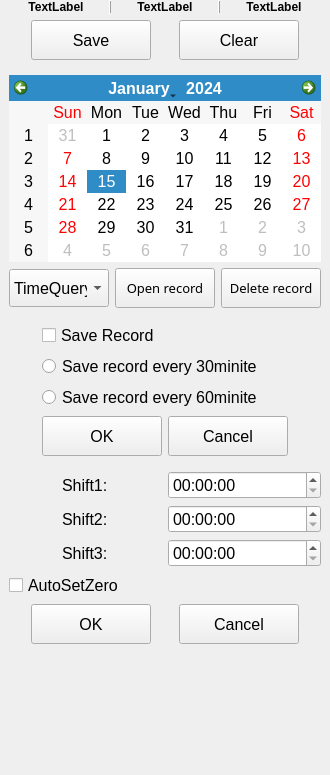
zhuojiahu/yanzheng, file countset.ui: the form before one commit.
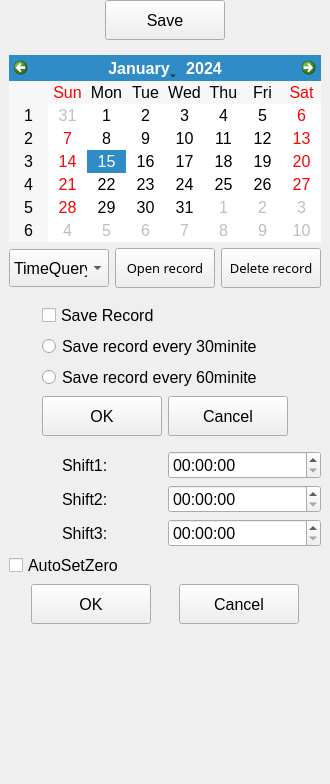
The form after the commit. Custom widgets are drawn as their Qt base class.

```diff
--- a/countset.ui
+++ b/countset.ui
@@ -7,7 +7,7 @@
     <x>0</x>
     <y>0</y>
     <width>330</width>
-    <height>775</height>
+    <height>784</height>
    </rect>
   </property>
   <property name="minimumSize">
@@ -40,84 +40,6 @@
       <property name="topMargin">
        <number>0</number>
       </property>
-      <item>
-       <layout class="QHBoxLayout" name="Layout_countTitle"/>
-      </item>
-      <item>
-       <layout class="QHBoxLayout" name="horizontalLayout_7">
-        <item>
-         <widget class="QLabel" name="label_total">
-          <property name="font">
-           <font>
-            <pointsize>9</pointsize>
-            <weight>75</weight>
-            <bold>true</bold>
-           </font>
-          </property>
-          <property name="text">
-           <string>TextLabel</string>
-          </property>
-          <property name="alignment">
-           <set>Qt::AlignCenter</set>
-          </property>
-         </widget>
-        </item>
-        <item>
-         <widget class="QFrame" name="frame">
-          <property name="frameShape">
-           <enum>QFrame::VLine</enum>
-          </property>
-          <property name="frameShadow">
-           <enum>QFrame::Raised</enum>
-          </property>
-         </widget>
-        </item>
-        <item>
-         <widget class="QLabel" name="label_failur">
-          <property name="font">
-           <font>
-            <pointsize>9</pointsize>
-            <weight>75</weight>
-            <bold>true</bold>
-           </font>
-          </property>
-          <property name="text">
-           <string>TextLabel</string>
-          </property>
-          <property name="alignment">
-           <set>Qt::AlignCenter</set>
-          </property>
-         </widget>
-        </item>
-        <item>
-         <widget class="QFrame" name="frame_2">
-          <property name="frameShape">
-           <enum>QFrame::VLine</enum>
-          </property>
-          <property name="frameShadow">
-           <enum>QFrame::Raised</enum>
-          </property>
-         </widget>
-        </item>
-        <item>
-         <widget class="QLabel" name="label_failurRate">
-          <property name="font">
-           <font>
-            <pointsize>9</pointsize>
-            <weight>75</weight>
-            <bold>true</bold>
-           </font>
-          </property>
-          <property name="text">
-           <string>TextLabel</string>
-          </property>
-          <property name="alignment">
-           <set>Qt::AlignCenter</set>
-          </property>
-         </widget>
-        </item>
-       </layout>
-      </item>
       <item>
        <layout class="QHBoxLayout" name="horizontalLayout">
         <item>
@@ -144,30 +66,6 @@
           </property>
          </widget>
         </item>
-        <item>
-         <widget class="QPushButton" name="pushButton_clear">
-          <property name="minimumSize">
-           <size>
-            <width>120</width>
-            <height>40</height>
-           </size>
-          </property>
-          <property name="maximumSize">
-           <size>
-            <width>120</width>
-            <height>40</height>
-           </size>
-          </property>
-          <property name="font">
-           <font>
-            <pointsize>12</pointsize>
-           </font>
-          </property>
-          <property name="text">
-           <string>Clear</string>
-          </property>
-         </widget>
-        </item>
        </layout>
       </item>
      </layout>
```
